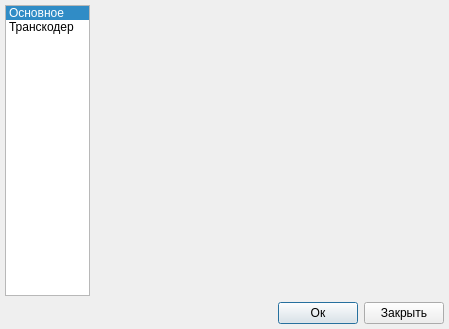
ipse666/cueplayer, file ui/preferences.ui: the form before one commit.
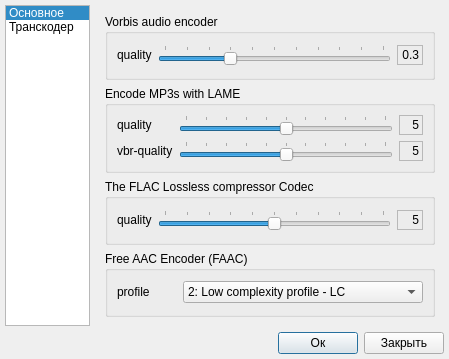
The form after the commit. The open tabs and pages were chosen to show the change. Icons and pictures are not drawn.

The edit to the form file:
```diff
--- a/ui/preferences.ui
+++ b/ui/preferences.ui
@@ -7,7 +7,7 @@
     <x>0</x>
     <y>0</y>
     <width>449</width>
-    <height>312</height>
+    <height>359</height>
    </rect>
   </property>
   <property name="windowTitle">
@@ -21,29 +21,6 @@
    <property name="margin">
     <number>5</number>
    </property>
-   <item row="0" column="0">
-    <widget class="QListWidget" name="listWidget">
-     <property name="sizePolicy">
-      <sizepolicy hsizetype="Expanding" vsizetype="Expanding">
-       <horstretch>1</horstretch>
-       <verstretch>0</verstretch>
-      </sizepolicy>
-     </property>
-     <property name="currentRow">
-      <number>0</number>
-     </property>
-     <item>
-      <property name="text">
-       <string>Основное</string>
-      </property>
-     </item>
-     <item>
-      <property name="text">
-       <string>Транскодер</string>
-      </property>
-     </item>
-    </widget>
-   </item>
    <item row="0" column="1">
     <widget class="QStackedWidget" name="stackedWidget">
      <property name="sizePolicy">
@@ -168,7 +145,329 @@
        </item>
       </layout>
      </widget>
-     <widget class="QWidget" name="page_2"/>
+     <widget class="QWidget" name="page_2">
+      <layout class="QGridLayout" name="gridLayout_10">
+       <item row="1" column="0">
+        <widget class="QGroupBox" name="groupBox_11">
+         <property name="title">
+          <string>Encode MP3s with LAME</string>
+         </property>
+         <layout class="QGridLayout" name="gridLayout_8">
+          <item row="0" column="0">
+           <widget class="QLabel" name="label_2">
+            <property name="text">
+             <string>quality</string>
+            </property>
+           </widget>
+          </item>
+          <item row="0" column="1">
+           <widget class="QSlider" name="lameQuaSlider">
+            <property name="sizePolicy">
+             <sizepolicy hsizetype="Expanding" vsizetype="Fixed">
+              <horstretch>9</horstretch>
+              <verstretch>0</verstretch>
+             </sizepolicy>
+            </property>
+            <property name="minimum">
+             <number>0</number>
+            </property>
+            <property name="maximum">
+             <number>10</number>
+            </property>
+            <property name="singleStep">
+             <number>1</number>
+            </property>
+            <property name="pageStep">
+             <number>1</number>
+            </property>
+            <property name="value">
+             <number>5</number>
+            </property>
+            <property name="orientation">
+             <enum>Qt::Horizontal</enum>
+            </property>
+            <property name="tickPosition">
+             <enum>QSlider::TicksAbove</enum>
+            </property>
+            <property name="tickInterval">
+             <number>1</number>
+            </property>
+           </widget>
+          </item>
+          <item row="0" column="2">
+           <widget class="QLabel" name="lameQuaValue">
+            <property name="sizePolicy">
+             <sizepolicy hsizetype="Preferred" vsizetype="Preferred">
+              <horstretch>1</horstretch>
+              <verstretch>0</verstretch>
+             </sizepolicy>
+            </property>
+            <property name="frameShape">
+             <enum>QFrame::StyledPanel</enum>
+            </property>
+            <property name="text">
+             <string>5</string>
+            </property>
+            <property name="alignment">
+             <set>Qt::AlignRight|Qt::AlignTrailing|Qt::AlignVCenter</set>
+            </property>
+           </widget>
+          </item>
+          <item row="1" column="0">
+           <widget class="QLabel" name="label_3">
+            <property name="text">
+             <string>vbr-quality</string>
+            </property>
+           </widget>
+          </item>
+          <item row="1" column="1">
+           <widget class="QSlider" name="lameVbrQuaSlider">
+            <property name="sizePolicy">
+             <sizepolicy hsizetype="Expanding" vsizetype="Fixed">
+              <horstretch>9</horstretch>
+              <verstretch>0</verstretch>
+             </sizepolicy>
+            </property>
+            <property name="minimum">
+             <number>0</number>
+            </property>
+            <property name="maximum">
+             <number>10</number>
+            </property>
+            <property name="singleStep">
+             <number>1</number>
+            </property>
+            <property name="pageStep">
+             <number>1</number>
+            </property>
+            <property name="value">
+             <number>5</number>
+            </property>
+            <property name="orientation">
+             <enum>Qt::Horizontal</enum>
+            </property>
+            <property name="tickPosition">
+             <enum>QSlider::TicksAbove</enum>
+            </property>
+            <property name="tickInterval">
+             <number>1</number>
+            </property>
+           </widget>
+          </item>
+          <item row="1" column="2">
+           <widget class="QLabel" name="lameVbrQuaValue">
+            <property name="sizePolicy">
+             <sizepolicy hsizetype="Preferred" vsizetype="Preferred">
+              <horstretch>1</horstretch>
+              <verstretch>0</verstretch>
+             </sizepolicy>
+            </property>
+            <property name="frameShape">
+             <enum>QFrame::StyledPanel</enum>
+            </property>
+            <property name="frameShadow">
+             <enum>QFrame::Plain</enum>
+            </property>
+            <property name="text">
+             <string>5</string>
+            </property>
+            <property name="textFormat">
+             <enum>Qt::PlainText</enum>
+            </property>
+            <property name="alignment">
+             <set>Qt::AlignRight|Qt::AlignTrailing|Qt::AlignVCenter</set>
+            </property>
+           </widget>
+          </item>
+         </layout>
+        </widget>
+       </item>
+       <item row="2" column="0">
+        <widget class="QGroupBox" name="groupBox_12">
+         <property name="title">
+          <string>The FLAC Lossless compressor Codec</string>
+         </property>
+         <layout class="QGridLayout" name="gridLayout_7">
+          <item row="0" column="0">
+           <widget class="QLabel" name="label_4">
+            <property name="text">
+             <string>quality</string>
+            </property>
+           </widget>
+          </item>
+          <item row="0" column="1">
+           <widget class="QSlider" name="flacQuaSlider">
+            <property name="sizePolicy">
+             <sizepolicy hsizetype="Expanding" vsizetype="Fixed">
+              <horstretch>9</horstretch>
+              <verstretch>0</verstretch>
+             </sizepolicy>
+            </property>
+            <property name="minimum">
+             <number>0</number>
+            </property>
+            <property name="maximum">
+             <number>10</number>
+            </property>
+            <property name="singleStep">
+             <number>1</number>
+            </property>
+            <property name="pageStep">
+             <number>1</number>
+            </property>
+            <property name="value">
+             <number>5</number>
+            </property>
+            <property name="orientation">
+             <enum>Qt::Horizontal</enum>
+            </property>
+            <property name="tickPosition">
+             <enum>QSlider::TicksAbove</enum>
+            </property>
+            <property name="tickInterval">
+             <number>1</number>
+            </property>
+           </widget>
+          </item>
+          <item row="0" column="2">
+           <widget class="QLabel" name="flacQuaValue">
+            <property name="sizePolicy">
+             <sizepolicy hsizetype="Preferred" vsizetype="Preferred">
+              <horstretch>1</horstretch>
+              <verstretch>0</verstretch>
+             </sizepolicy>
+            </property>
+            <property name="frameShape">
+             <enum>QFrame::StyledPanel</enum>
+            </property>
+            <property name="text">
+             <string> 5</string>
+            </property>
+            <property name="alignment">
+             <set>Qt::AlignRight|Qt::AlignTrailing|Qt::AlignVCenter</set>
+            </property>
+           </widget>
+          </item>
+         </layout>
+        </widget>
+       </item>
+       <item row="3" column="0">
+        <widget class="QGroupBox" name="groupBox_13">
+         <property name="title">
+          <string>Free AAC Encoder (FAAC)</string>
+         </property>
+         <layout class="QGridLayout" name="gridLayout_6">
+          <item row="0" column="0">
+           <widget class="QLabel" name="label_5">
+            <property name="text">
+             <string>profile</string>
+            </property>
+           </widget>
+          </item>
+          <item row="0" column="1">
+           <widget class="QComboBox" name="comboBox">
+            <property name="currentIndex">
+             <number>1</number>
+            </property>
+            <item>
+             <property name="text">
+              <string>1: Main profile     - MAIN</string>
+             </property>
+            </item>
+            <item>
+             <property name="text">
+              <string>2: Low complexity profile - LC</string>
+             </property>
+            </item>
+            <item>
+             <property name="text">
+              <string>3: Scalable sampling rate profile - SSR</string>
+             </property>
+            </item>
+            <item>
+             <property name="text">
+              <string>4: Long term prediction profile - LTP</string>
+             </property>
+            </item>
+           </widget>
+          </item>
+         </layout>
+        </widget>
+       </item>
+       <item row="0" column="0">
+        <widget class="QGroupBox" name="groupBox_10">
+         <property name="title">
+          <string>Vorbis audio encoder</string>
+         </property>
+         <layout class="QGridLayout" name="gridLayout_9">
+          <item row="0" column="0">
+           <widget class="QLabel" name="label">
+            <property name="text">
+             <string>quality</string>
+            </property>
+           </widget>
+          </item>
+          <item row="0" column="1">
+           <widget class="QSlider" name="vorbisQuaSlider">
+            <property name="sizePolicy">
+             <sizepolicy hsizetype="Expanding" vsizetype="Fixed">
+              <horstretch>9</horstretch>
+              <verstretch>0</verstretch>
+             </sizepolicy>
+            </property>
+            <property name="minimum">
+             <number>0</number>
+            </property>
+            <property name="maximum">
+             <number>10</number>
+            </property>
+            <property name="singleStep">
+             <number>1</number>
+            </property>
+            <property name="pageStep">
+             <number>1</number>
+            </property>
+            <property name="value">
+             <number>3</number>
+            </property>
+            <property name="orientation">
+             <enum>Qt::Horizontal</enum>
+            </property>
+            <property name="tickPosition">
+             <enum>QSlider::TicksAbove</enum>
+            </property>
+            <property name="tickInterval">
+             <number>1</number>
+            </property>
+           </widget>
+          </item>
+          <item row="0" column="2">
+           <widget class="QLabel" name="vorbisQuaValue">
+            <property name="sizePolicy">
+             <sizepolicy hsizetype="Preferred" vsizetype="Preferred">
+              <horstretch>1</horstretch>
+              <verstretch>0</verstretch>
+             </sizepolicy>
+            </property>
+            <property name="frameShape">
+             <enum>QFrame::StyledPanel</enum>
+            </property>
+            <property name="text">
+             <string>0.3</string>
+            </property>
+            <property name="textFormat">
+             <enum>Qt::PlainText</enum>
+            </property>
+            <property name="alignment">
+             <set>Qt::AlignRight|Qt::AlignTrailing|Qt::AlignVCenter</set>
+            </property>
+           </widget>
+          </item>
+         </layout>
+        </widget>
+       </item>
+      </layout>
+     </widget>
     </widget>
    </item>
    <item row="1" column="0" colspan="2">
@@ -208,6 +507,29 @@
      </item>
     </layout>
    </item>
+   <item row="0" column="0">
+    <widget class="QListWidget" name="listWidget">
+     <property name="sizePolicy">
+      <sizepolicy hsizetype="Expanding" vsizetype="Expanding">
+       <horstretch>1</horstretch>
+       <verstretch>0</verstretch>
+      </sizepolicy>
+     </property>
+     <property name="currentRow">
+      <number>0</number>
+     </property>
+     <item>
+      <property name="text">
+       <string>Основное</string>
+      </property>
+     </item>
+     <item>
+      <property name="text">
+       <string>Транскодер</string>
+      </property>
+     </item>
+    </widget>
+   </item>
   </layout>
  </widget>
  <tabstops>
```
Left out of the diff: 66 changed lines with no effect on the pictures.
